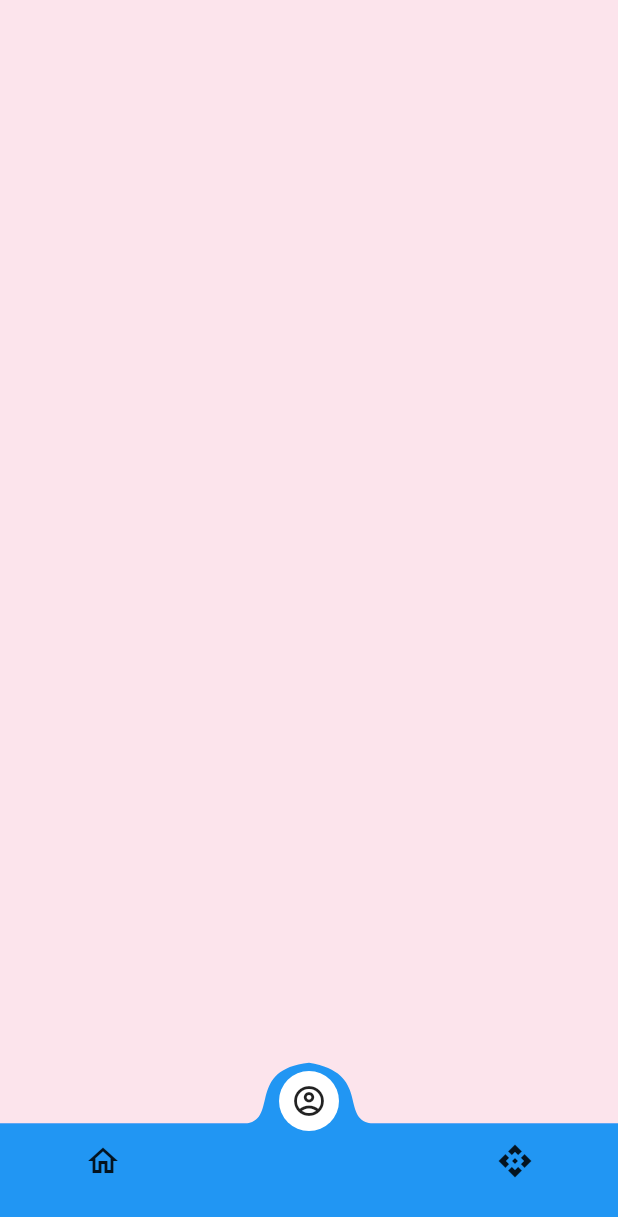
After one commit to josorio9111/aprendizaje, a Flutter app: the screen it shows after launch, after a tap on "Custom Navi Bar", on a phone screen of 412 x 824 dp. The commit adds this screen. Shown: the top 1217 px of the screen. Run offline on Flutter 3.47's test engine with Material 2 defaults, Android fonts, the light colour scheme and no system bars.

Commit message:
custom painter

```diff
--- /dev/null
+++ b/lib/custom_bottom_navi_bar/curved_navigation_bar.dart
@@ -0,0 +1,183 @@
+import 'package:flutter/material.dart';
+
+import 'custom_painter.dart';
+import 'nav_button.dart';
+
+typedef _LetIndexPage = bool Function(int value);
+
+class CurvedNavigationBar extends StatefulWidget {
+  final List<Widget> items;
+  final int index;
+  final Color color;
+  final Color? buttonBackgroundColor;
+  final Color backgroundColor;
+  final ValueChanged<int>? onTap;
+  final _LetIndexPage letIndexChange;
+  final Curve animationCurve;
+  final Duration animationDuration;
+  final double height;
+
+  CurvedNavigationBar({
+    Key? key,
+    required this.items,
+    this.index = 0,
+    this.color = Colors.white,
+    this.buttonBackgroundColor,
+    this.backgroundColor = Colors.blueAccent,
+    this.onTap,
+    _LetIndexPage? letIndexChange,
+    this.animationCurve = Curves.easeOut,
+    this.animationDuration = const Duration(milliseconds: 600),
+    this.height = 75.0,
+  })  : letIndexChange = letIndexChange ?? ((_) => true),
+        assert(items != null),
+        assert(items.length >= 1),
+        assert(0 <= index && index < items.length),
+        assert(0 <= height && height <= 75.0),
+        super(key: key);
+
+  @override
+  CurvedNavigationBarState createState() => CurvedNavigationBarState();
+}
+
+class CurvedNavigationBarState extends State<CurvedNavigationBar>
+    with SingleTickerProviderStateMixin {
+  late double _startingPos;
+  int _endingIndex = 0;
+  late double _pos;
+  // double _buttonHide = 0;
+  late Widget _icon;
+  late AnimationController _animationController;
+  late int _length;
+
+  @override
+  void initState() {
+    super.initState();
+    _icon = widget.items[widget.index];
+    _length = widget.items.length;
+    _pos = widget.index / _length;
+    _startingPos = widget.index / _length;
+    _animationController = AnimationController(vsync: this, value: _pos);
+    _animationController.addListener(() {
+      setState(() {
+        _pos = _animationController.value;
+        final endingPos = _endingIndex / widget.items.length;
+        // final middle = (endingPos + _startingPos) / 2;
+        if ((endingPos - _pos).abs() < (_startingPos - _pos).abs()) {
+          _icon = widget.items[_endingIndex];
+        }
+        // _buttonHide =
+        // (1 - ((middle - _pos) / (_startingPos - middle)).abs()).abs();
+      });
+    });
+  }
+
+  @override
+  void didUpdateWidget(CurvedNavigationBar oldWidget) {
+    super.didUpdateWidget(oldWidget);
+    if (oldWidget.index != widget.index) {
+      final newPosition = widget.index / _length;
+      _startingPos = _pos;
+      _endingIndex = widget.index;
+      _animationController.animateTo(newPosition,
+          duration: widget.animationDuration, curve: widget.animationCurve);
+    }
+  }
+
+  @override
+  void dispose() {
+    _animationController.dispose();
+    super.dispose();
+  }
+
+  @override
+  Widget build(BuildContext context) {
+    Size size = MediaQuery.of(context).size;
+
+    return Container(
+      color: widget.backgroundColor,
+      height: widget.height,
+      child: Stack(
+        clipBehavior: Clip.none,
+        alignment: Alignment.bottomCenter,
+        children: <Widget>[
+          Positioned(
+            left: 0,
+            right: 0,
+            bottom: 0 - (75.0 - widget.height),
+            child: CustomPaint(
+              painter: NavCustomPainter(
+                  _pos, _length, widget.color, Directionality.of(context)),
+              child: Container(
+                height: 75.0,
+              ),
+            ),
+          ),
+          Positioned(
+            bottom: -10 - (75.0 - widget.height),
+            left: Directionality.of(context) == TextDirection.rtl
+                ? null
+                : _pos * size.width,
+            right: Directionality.of(context) == TextDirection.rtl
+                ? _pos * size.width
+                : null,
+            width: size.width / _length,
+            child: Center(
+              child: Transform.translate(
+                offset: Offset(
+                  0,
+                  -(1 - 0) * 80,
+                ),
+                child: Material(
+                  color: widget.buttonBackgroundColor ?? widget.color,
+                  type: MaterialType.circle,
+                  child: Padding(
+                    padding: const EdgeInsets.all(8.0),
+                    child: _icon,
+                  ),
+                ),
+              ),
+            ),
+          ),
+          Positioned(
+            left: 0,
+            right: 0,
+            bottom: 0 - (75.0 - widget.height),
+            child: SizedBox(
+                height: 100.0,
+                child: Row(
+                    children: widget.items.map((item) {
+                  return NavButton(
+                    onTap: _buttonTap,
+                    position: _pos,
+                    length: _length,
+                    index: widget.items.indexOf(item),
+                    child: Center(child: item),
+                  );
+                }).toList())),
+          ),
+        ],
+      ),
+    );
+  }
+
+  void setPage(int index) {
+    _buttonTap(index);
+  }
+
+  void _buttonTap(int index) {
+    if (!widget.letIndexChange(index)) {
+      return;
+    }
+    if (widget.onTap != null) {
+      widget.onTap!(index);
+    }
+    final newPosition = index / _length;
+    setState(() {
+      _startingPos = _pos;
+      _endingIndex = index;
+      _animationController.animateTo(newPosition,
+          duration: widget.animationDuration, curve: widget.animationCurve);
+    });
+  }
+}
--- /dev/null
+++ b/lib/custom_bottom_navi_bar/custom_painter.dart
@@ -0,0 +1,53 @@
+import 'package:flutter/material.dart';
+
+class NavCustomPainter extends CustomPainter {
+  late double loc;
+  late double s;
+  Color color;
+  TextDirection textDirection;
+
+  NavCustomPainter(
+      double startingLoc, int itemsLength, this.color, this.textDirection) {
+    final span = 1.0 / itemsLength;
+    s = 0.2;
+    double l = startingLoc + (span - s) / 2;
+    loc = textDirection == TextDirection.rtl ? 0.8 - l : l;
+  }
+
+  @override
+  void paint(Canvas canvas, Size size) {
+    final paint = Paint()
+      ..color = color
+      ..style = PaintingStyle.fill;
+
+    final path = Path()
+      ..moveTo(0, 0)
+      ..lineTo((loc) * size.width, 0)
+      ..cubicTo(
+        (loc + s * 0.25) * size.width,
+        size.height * 0.05 * -1,
+        loc * size.width,
+        size.height * 0.60 * -0.8,
+        (loc + s * 0.50) * size.width,
+        size.height * 0.60 * -0.9,
+      )
+      ..cubicTo(
+        (loc + s) * size.width,
+        size.height * 0.6 * -0.75,
+        (loc + s - s * 0.25) * size.width,
+        size.height * 0.05 * -1,
+        (loc + s) * size.width,
+        0,
+      )
+      ..lineTo(size.width, 0)
+      ..lineTo(size.width, size.height)
+      ..lineTo(0, size.height)
+      ..close();
+    canvas.drawPath(path, paint);
+  }
+
+  @override
+  bool shouldRepaint(CustomPainter oldDelegate) {
+    return this != oldDelegate;
+  }
+}
--- /dev/null
+++ b/lib/custom_bottom_navi_bar/home.dart
@@ -0,0 +1,23 @@
+import 'package:aprendizaje/custom_bottom_navi_bar/curved_navigation_bar.dart';
+import 'package:flutter/material.dart';
+
+class CustomNaviBar extends StatelessWidget {
+  const CustomNaviBar({super.key});
+
+  @override
+  Widget build(BuildContext context) {
+    return Scaffold(
+      backgroundColor: Colors.pink.shade50,
+      bottomNavigationBar: CurvedNavigationBar(
+          buttonBackgroundColor: Colors.white,
+          color: Colors.blue,
+          index: 1,
+          items: const [
+            Icon(Icons.home_outlined),
+            Icon(Icons.account_circle_outlined),
+            Icon(Icons.api_outlined),
+          ],
+          onTap: (index) {}),
+    );
+  }
+}
--- /dev/null
+++ b/lib/custom_bottom_navi_bar/nav_button.dart
@@ -0,0 +1,42 @@
+import 'package:flutter/material.dart';
+
+class NavButton extends StatelessWidget {
+  final double position;
+  final int length;
+  final int index;
+  final ValueChanged<int> onTap;
+  final Widget child;
+
+  NavButton({
+    required this.onTap,
+    required this.position,
+    required this.length,
+    required this.index,
+    required this.child,
+  });
+
+  @override
+  Widget build(BuildContext context) {
+    final desiredPosition = 1.0 / length * index;
+    final difference = (position - desiredPosition).abs();
+    final verticalAlignment = 1 - length * difference;
+    final opacity = length * difference;
+    return Expanded(
+      child: GestureDetector(
+        behavior: HitTestBehavior.translucent,
+        onTap: () {
+          onTap(index);
+        },
+        child: SizedBox(
+            height: 75.0,
+            child: Transform.translate(
+              offset: Offset(
+                  0, difference < 1.0 / length ? verticalAlignment * 40 : 0),
+              child: Opacity(
+                  opacity: difference < 1.0 / length * 0.99 ? opacity : 1.0,
+                  child: child),
+            )),
+      ),
+    );
+  }
+}
--- a/lib/main.dart
+++ b/lib/main.dart
@@ -1,5 +1,7 @@
 import 'package:aprendizaje/challege_store_nike/home.dart';
 import 'package:aprendizaje/challenge_nike/home.dart';
+import 'package:aprendizaje/custom_bottom_navi_bar/home.dart';
+import 'package:aprendizaje/custom_painter/home.dart';
 import 'package:aprendizaje/multiple_card/home.dart';
 import 'package:flutter/material.dart';
 
@@ -41,6 +43,10 @@ class ListaWidget extends StatelessWidget {
                   nombre: 'Chanllege Nike', page: ChallegeNike()),
               ButtonExamples(
                   nombre: 'Change Nike Store', page: StoreNikePage()),
+              const ButtonExamples(
+                  nombre: 'Custom Painter', page: CustomPainterPage()),
+              const ButtonExamples(
+                  nombre: 'Custom Navi Bar', page: CustomNaviBar()),
             ],
           ),
         ),
--- a/lib/multiple_card/datos.dart
+++ b/lib/multiple_card/datos.dart
@@ -1,5 +1,3 @@
-import 'package:flutter/material.dart';
-
 class City {
   final String nombre;
   final String price;
--- a/lib/multiple_card/home.dart
+++ b/lib/multiple_card/home.dart
@@ -131,7 +131,8 @@ class _MultipleCardFlowState extends State<MultipleCardFlow>
 }
 
 class MyTextField extends AnimatedWidget {
-  MyTextField(Animation<double> animation) : super(listenable: animation);
+  const MyTextField(Animation<double> animation, {super.key})
+      : super(listenable: animation);
 
   Animation<double> get animation => listenable as Animation<double>;
 
```
Also changed, not shown: lib/custom_painter/circular_painter.dart (added, +50 -0 lines), lib/custom_painter/header_painter.dart (added, +30 -0 lines), lib/custom_painter/home.dart (added, +34 -0 lines), lib/custom_painter/radial_progress.dart (added, +137 -0 lines).
